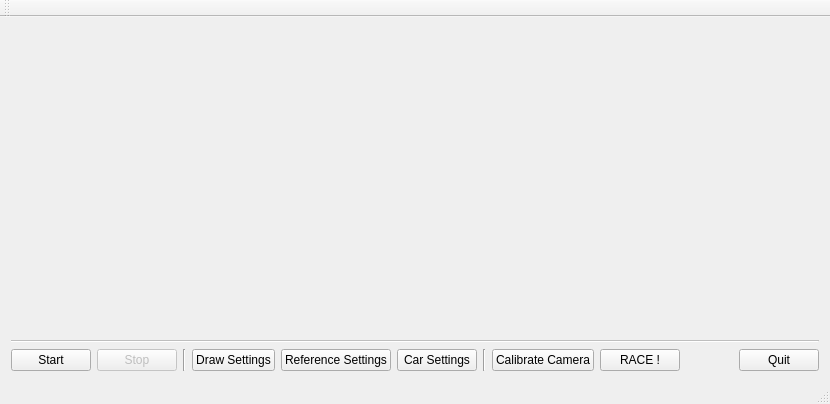
First picture: the form in CARS/mainwindow.ui, repository projectCARS/CARS2014-GIT, before the edit.
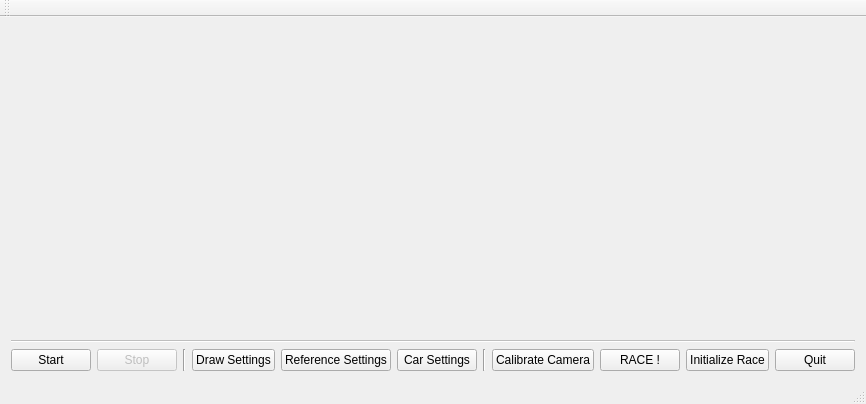
Second picture: the form after the edit.

Commit message: Race functionality added

What changed in the file:
```diff
--- a/CARS/mainwindow.ui
+++ b/CARS/mainwindow.ui
@@ -104,6 +104,13 @@
         </property>
        </widget>
       </item>
+      <item>
+       <widget class="QPushButton" name="initRace">
+        <property name="text">
+         <string>Initialize Race</string>
+        </property>
+       </widget>
+      </item>
       <item>
        <spacer name="horizontalSpacer">
         <property name="orientation">
```
The commit also changes 14 other files.
